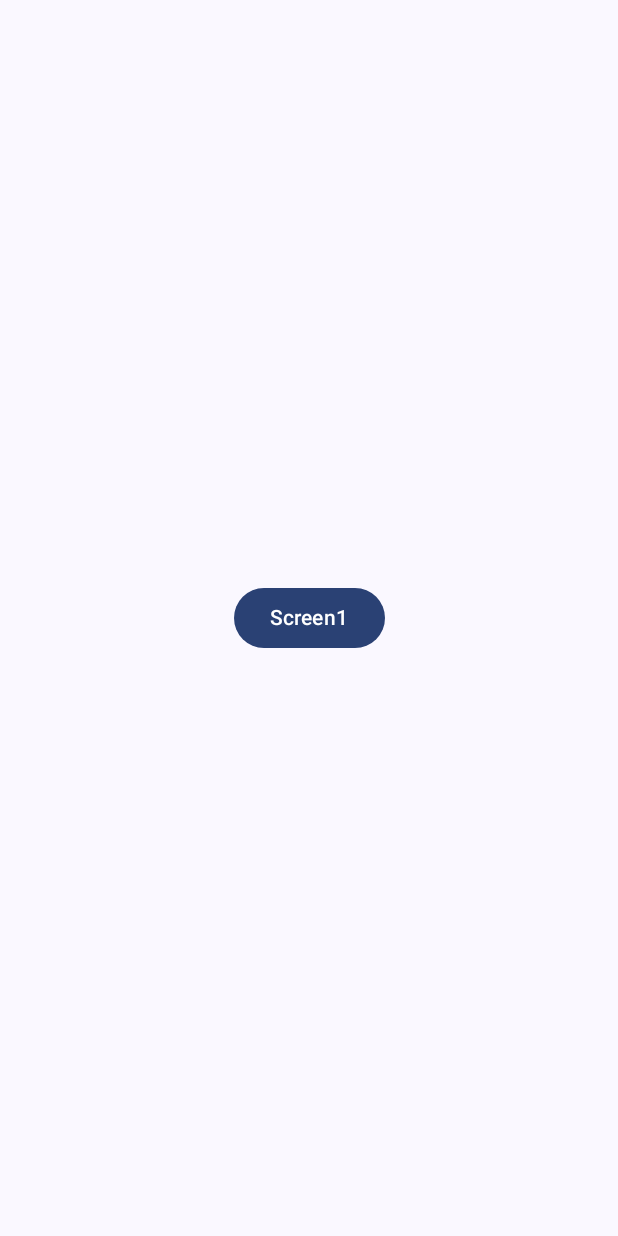
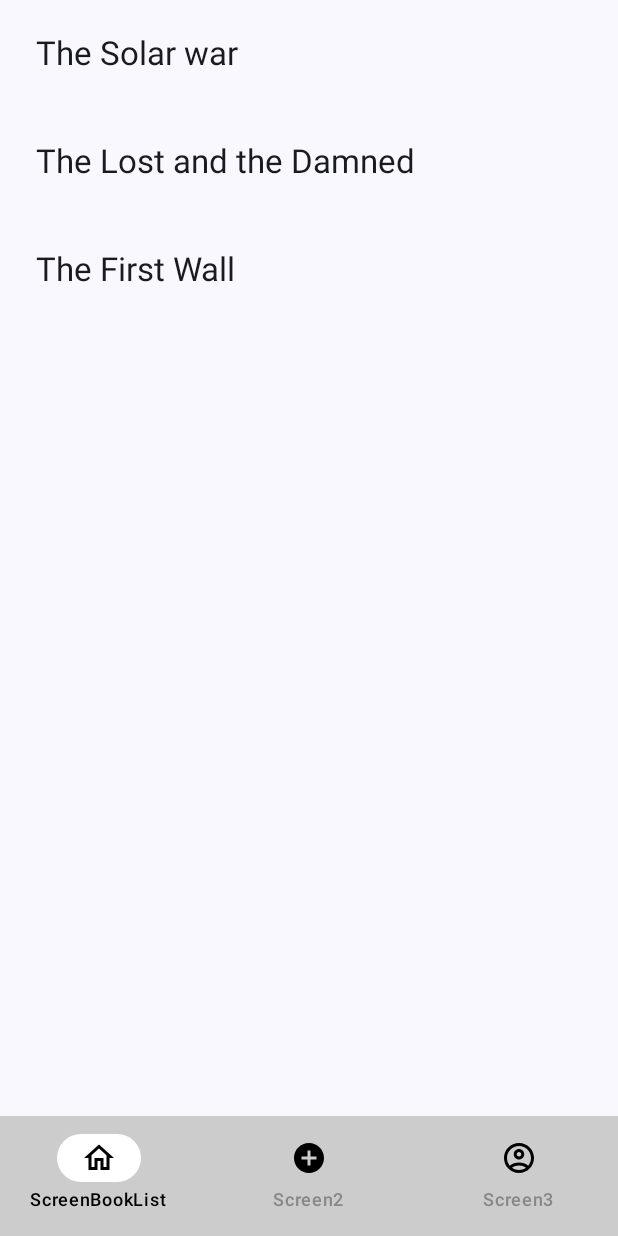
Before and after one commit to xPotat0/practice, an Android app built with Jetpack Compose: the screen it shows after launch (MainActivity), on a phone screen of 412 x 824 dp. Run offline under Robolectric (Android 15) with nearby library versions, the phone set to English and light mode, and no system bars.

```diff
--- a/app/build.gradle.kts
+++ b/app/build.gradle.kts
@@ -40,7 +40,7 @@ android {
 }
 
 dependencies {
-
+    implementation("com.github.bumptech.glide:glide:4.16.0")
     implementation(libs.androidx.core.ktx)
     implementation(libs.androidx.lifecycle.runtime.ktx)
     implementation(libs.androidx.activity.compose)
@@ -49,6 +49,8 @@ dependencies {
     implementation(libs.androidx.ui.graphics)
     implementation(libs.androidx.ui.tooling.preview)
     implementation(libs.androidx.material3)
+    implementation(libs.androidx.recyclerview)
+    implementation(libs.androidx.navigation.fragment.ktx)
     testImplementation(libs.junit)
     androidTestImplementation(libs.androidx.junit)
     androidTestImplementation(libs.androidx.espresso.core)
--- a/app/src/main/java/com/example/practice3/BottomBar.kt
+++ b/app/src/main/java/com/example/practice3/BottomBar.kt
@@ -20,7 +20,7 @@ fun BottomBar(
     modifier: Modifier = Modifier
 ) {
     val screens = listOf(
-        BottomNavigationItems.Screen1,
+        BottomNavigationItems.ScreenBookList,
         BottomNavigationItems.Screen2,
         BottomNavigationItems.Screen3
     )
--- a/app/src/main/java/com/example/practice3/BottomNavigationItems.kt
+++ b/app/src/main/java/com/example/practice3/BottomNavigationItems.kt
@@ -11,9 +11,15 @@ sealed class BottomNavigationItems (
     val title: String? = null,
     val icon: ImageVector? = null
 ) {
-    object Screen1 : BottomNavigationItems(
-        route = "Screen1",
-        title = "Screen1",
+    object ScreenBookList : BottomNavigationItems(
+        route = "ScreenBookList",
+        title = "ScreenBookList",
+        icon = Icons.Outlined.Home
+    )
+
+    object ScreenBookItem : BottomNavigationItems(
+        route = "book_detail/{bookId}",
+        title = "book_detail/{bookId}",
         icon = Icons.Outlined.Home
     )
 
--- a/app/src/main/java/com/example/practice3/MainActivity.kt
+++ b/app/src/main/java/com/example/practice3/MainActivity.kt
@@ -14,6 +14,8 @@ import androidx.compose.runtime.remember
 import androidx.compose.runtime.setValue
 import androidx.compose.ui.Modifier
 import androidx.compose.ui.tooling.preview.Preview
+import androidx.navigation.NavController
+import androidx.navigation.NavDestination
 import androidx.navigation.NavHostController
 import androidx.navigation.compose.rememberNavController
 import com.example.practice3.ui.theme.Practice3Theme
@@ -22,16 +24,23 @@ class MainActivity : ComponentActivity() {
     override fun onCreate(savedInstanceState: Bundle?) {
         super.onCreate(savedInstanceState)
         setContent {
+            MainScreen()
+        }
+    }
+}
+
+@Composable
+fun MainScreen() {
     Practice3Theme {
         val navController: NavHostController = rememberNavController()
-                var buttonsVisible by remember { mutableStateOf(true) }
+        var buttonsVisible by remember { mutableStateOf("books") }
 
         Scaffold (
             bottomBar = {
-                        if (buttonsVisible) {
+                if (buttonsVisible == "books") {
                     BottomBar(
                         navController = navController,
-                                state = buttonsVisible,
+                        state = true,
                         modifier = Modifier
                     )
                 }
@@ -40,11 +49,9 @@ class MainActivity : ComponentActivity() {
                 modifier = Modifier.padding(paddingValues)
             ) {
                 NavigationGraph(navController = navController) {
-                            isVisible -> buttonsVisible = isVisible
+                        isVisible -> buttonsVisible = "books"
                 }
             }
         }
     }
 }
-    }
-}
--- /dev/null
+++ b/app/src/main/java/com/example/practice3/Model/Book.kt
@@ -0,0 +1,10 @@
+package com.example.practice3.Model
+
+data class Book(
+    val id: Int,
+    val name: String,
+    val cover: String,
+    val author: String,
+    val description: String,
+    val pages: Int
+)
--- a/app/src/main/java/com/example/practice3/NavigationGraph.kt
+++ b/app/src/main/java/com/example/practice3/NavigationGraph.kt
@@ -8,14 +8,16 @@ import androidx.navigation.compose.composable
 @Composable
 fun NavigationGraph(navController: NavHostController, onBottomBarVisibilityChanged: (Boolean) -> Unit) {
     NavHost(navController, startDestination = Routes.Welcome.route) {
-        composable(Routes.Welcome.route) {
+
+        composable(BottomNavigationItems.ScreenBookList.route) {
+            onBottomBarVisibilityChanged(true)
+            ScreenBookList{ bookId -> navController.navigate("book_detail/${bookId}") }
+        }
+        composable(BottomNavigationItems.ScreenBookItem.route) {
+            backStackEntry ->
+            val bookId = backStackEntry.arguments?.getString("bookId")?.toInt() ?: 1
             onBottomBarVisibilityChanged(false)
-            Welcome(navController = navController)
-        }
-
-        composable(BottomNavigationItems.Screen1.route) {
-            onBottomBarVisibilityChanged(true)
-            Screen1()
+            ScreenBookItem(bookId, navController)
         }
         composable(BottomNavigationItems.Screen2.route) {
             onBottomBarVisibilityChanged(true)
--- a/app/src/main/java/com/example/practice3/Routes.kt
+++ b/app/src/main/java/com/example/practice3/Routes.kt
@@ -1,5 +1,6 @@
 package com.example.practice3
 
 sealed class Routes (val route: String) {
-    object Welcome : Routes("Welcome")
+    object Welcome : Routes("ScreenBookList")
+    object book : Routes("book_detail")
 }
--- a/app/src/main/java/com/example/practice3/Screen3.kt
+++ b/app/src/main/java/com/example/practice3/Screen3.kt
@@ -7,6 +7,7 @@ import androidx.compose.material3.Text
 import androidx.compose.runtime.Composable
 import androidx.compose.ui.Modifier
 import androidx.compose.ui.Alignment
+import com.example.practice3.ViewModel.BookModel
 
 @Composable
 fun Screen3() {
--- /dev/null
+++ b/app/src/main/java/com/example/practice3/ScreenBookList.kt
@@ -0,0 +1,39 @@
+package com.example.practice3
+
+import android.graphics.Paint.Align
+import androidx.compose.foundation.clickable
+import androidx.compose.foundation.layout.Row
+import androidx.compose.foundation.layout.fillMaxSize
+import androidx.compose.foundation.layout.padding
+import androidx.compose.foundation.lazy.LazyColumn
+import androidx.compose.foundation.lazy.items
+import androidx.compose.material3.ListItem
+import androidx.compose.material3.MaterialTheme
+import androidx.compose.material3.Text
+import androidx.compose.runtime.Composable
+import androidx.compose.ui.Alignment
+import androidx.compose.ui.Modifier
+import androidx.compose.ui.unit.dp
+import androidx.lifecycle.viewmodel.compose.viewModel
+import com.example.practice3.ViewModel.BookModelView
+
+@Composable
+fun ScreenBookList(onBookClick: (Int) -> Unit) {
+    val viewModel: BookModelView = viewModel()
+
+    LazyColumn(modifier = Modifier.fillMaxSize()) {
+        items(viewModel.bookList) {
+            Book -> ListItem(
+                modifier = Modifier
+                    .clickable { onBookClick(Book.id) }
+                    .padding(8.dp),
+                headlineContent = {
+                    Row (
+                        modifier = Modifier.fillMaxSize(),
+                        verticalAlignment = Alignment.CenterVertically
+                    ) { Text(Book.name, style = MaterialTheme.typography.titleLarge)}
+                }
+            )
+        }
+    }
+}
--- /dev/null
+++ b/app/src/main/java/com/example/practice3/ViewModel/BookModelView.kt
@@ -0,0 +1,42 @@
+package com.example.practice3.ViewModel
+
+import androidx.lifecycle.ViewModel
+import com.example.practice3.Model.Book
+
+class BookModelView: ViewModel() {
+    private val _bookList = mutableListOf<Book>()
+
+    val bookList: List<Book>
+        get() = _bookList
+
+    init {
+        _bookList.addAll(
+            listOf(
+                Book(
+                    1,
+                    "The Solar war",
+                    "URL",
+                    "John French",
+                    "After seven years of bitter war, the end has come at last for the conflict known infamously as the Horus Heresy...",
+                    384
+                ),
+                Book(
+                    2,
+                    "The Lost and the Damned",
+                    "URL",
+                    "Guy Haley",
+                    "On the thirteenth day of Secundus, the bombardment of Terra began...",
+                    416
+                ),
+                Book(
+                    3,
+                    "The First Wall",
+                    "URL",
+                    "Gav Thorpe",
+                    "The war for the fate of mankind blazes on...",
+                    460
+                )
+            )
+        )
+    }
+}
--- a/app/src/main/java/com/example/practice3/Welcome.kt
+++ /dev/null
@@ -1,30 +0,0 @@
-package com.example.practice3
-
-import androidx.compose.foundation.layout.fillMaxSize
-import androidx.compose.foundation.layout.Column
-import androidx.compose.foundation.layout.wrapContentSize
-import androidx.compose.material3.Button
-import androidx.compose.material3.Text
-import androidx.compose.runtime.Composable
-import androidx.compose.ui.Modifier
-import androidx.compose.ui.Alignment
-import androidx.navigation.NavHostController
-
-@Composable
-fun Welcome(navController: NavHostController) {
-    Column(
-        modifier = Modifier
-            .fillMaxSize()
-            .wrapContentSize(Alignment.Center)
-    ) {
-        Button(
-            onClick = {
-                navController.navigate(BottomNavigationItems.Screen1.route)
-            },
-        ) {
-            Text(
-                text = "Screen1"
-            )
-        }
-    }
-}
--- a/gradle/libs.versions.toml
+++ b/gradle/libs.versions.toml
@@ -8,6 +8,8 @@ espressoCore = "3.6.1"
 lifecycleRuntimeKtx = "2.8.7"
 activityCompose = "1.9.3"
 composeBom = "2024.04.01"
+recyclerview = "1.3.2"
+navigationFragmentKtx = "2.8.4"
 
 [libraries]
 androidx-core-ktx = { group = "androidx.core", name = "core-ktx", version.ref = "coreKtx" }
@@ -24,6 +26,8 @@ androidx-ui-tooling-preview = { group = "androidx.compose.ui", name = "ui-toolin
 androidx-ui-test-manifest = { group = "androidx.compose.ui", name = "ui-test-manifest" }
 androidx-ui-test-junit4 = { group = "androidx.compose.ui", name = "ui-test-junit4" }
 androidx-material3 = { group = "androidx.compose.material3", name = "material3" }
+androidx-recyclerview = { group = "androidx.recyclerview", name = "recyclerview", version.ref = "recyclerview" }
+androidx-navigation-fragment-ktx = { group = "androidx.navigation", name = "navigation-fragment-ktx", version.ref = "navigationFragmentKtx" }
 
 [plugins]
 android-application = { id = "com.android.application", version.ref = "agp" }
```
Also changed, not shown: app/src/main/java/com/example/practice3/Screen1.kt (deleted, +0 -25 lines), app/src/main/java/com/example/practice3/ScreenBookItem.kt (added, +50 -0 lines), app/src/main/java/com/example/practice3/ViewModel/BookModel.kt (added, +9 -0 lines). Lines whose indentation alone changed are shown as unchanged.
